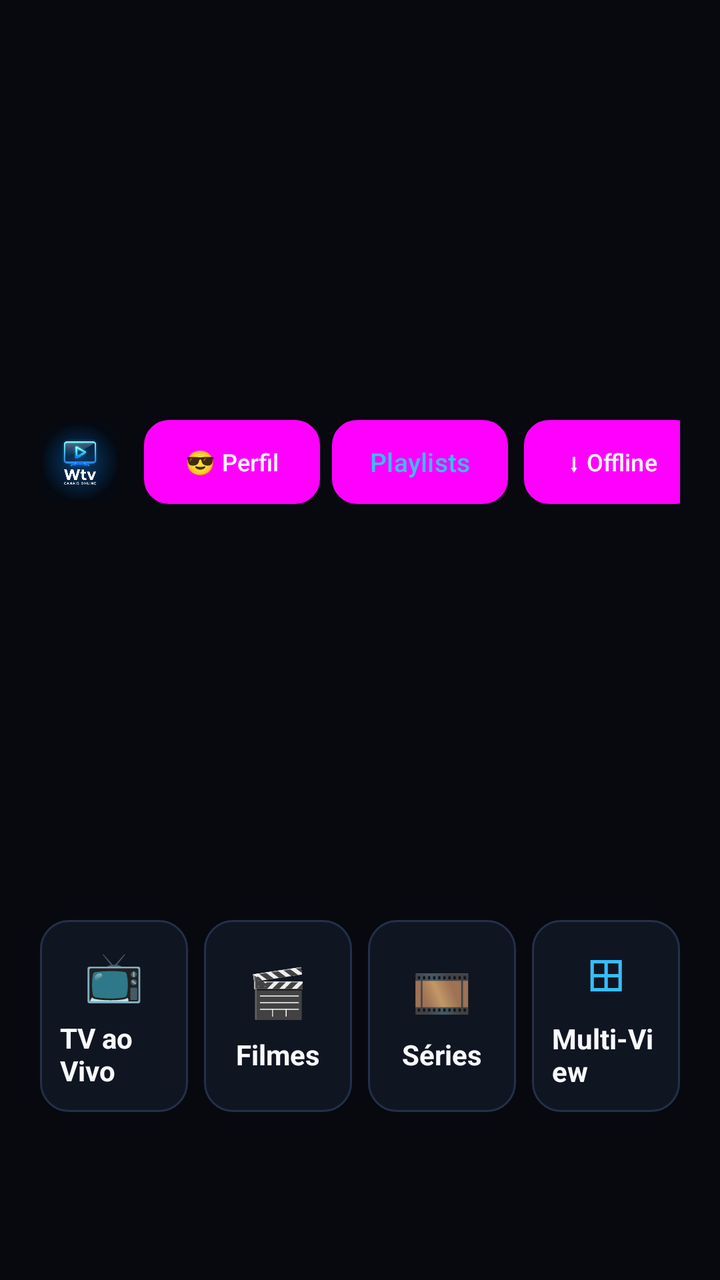
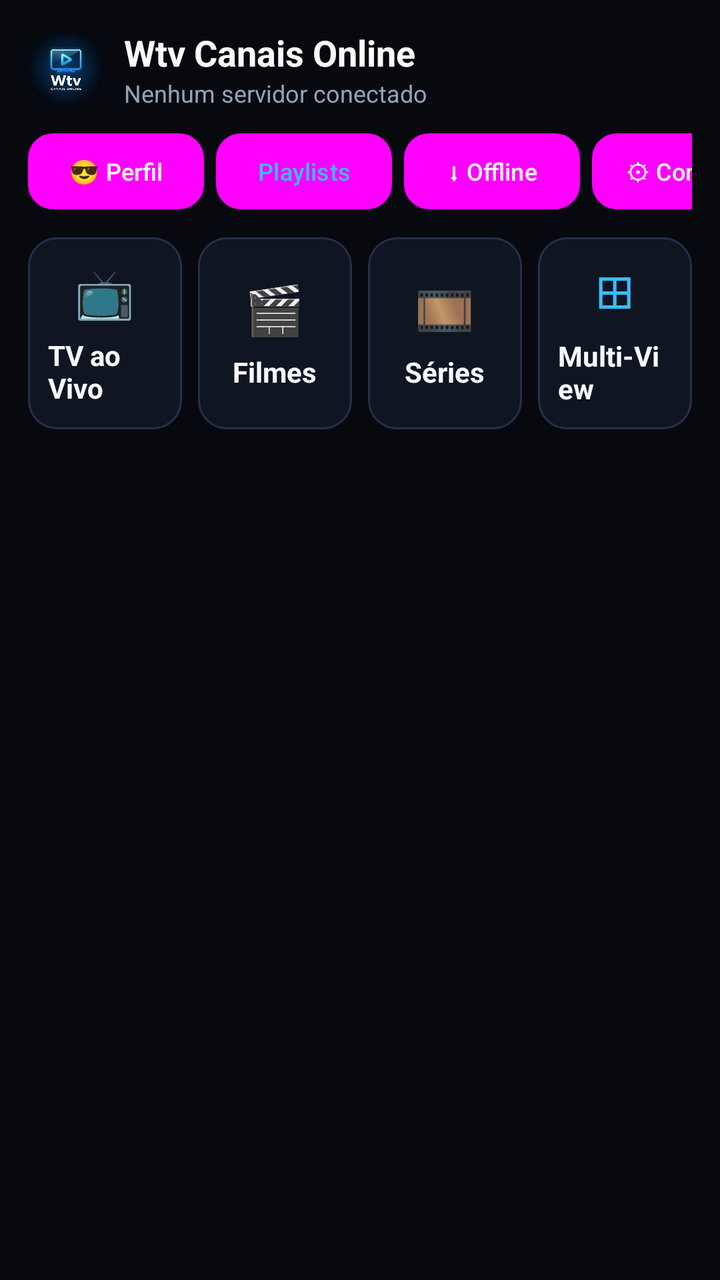

Before-and-after screenshots of an Android layout around one commit, followed by the original layout XML and the change that was made.
<!-- AndroidManifest.xml: application theme Theme.NovaTV -->
<!-- res/layout/activity_home.xml -->
<?xml version="1.0" encoding="utf-8"?>
<ScrollView xmlns:android="http://schemas.android.com/apk/res/android"
    android:layout_width="match_parent"
    android:layout_height="match_parent"
    android:background="@color/bg_cinema"
    android:fitsSystemWindows="true"
    android:padding="20dp">

    <LinearLayout
        android:layout_width="match_parent"
        android:layout_height="wrap_content"
        android:orientation="vertical">

        
        <LinearLayout
            android:layout_width="match_parent"
            android:layout_height="wrap_content"
            android:gravity="center_vertical"
            android:orientation="horizontal"
            android:paddingBottom="18dp">

            <ImageView
                android:layout_width="40dp"
                android:layout_height="40dp"
                android:background="@drawable/bg_poster_rounded"
                android:clipToOutline="true"
                android:contentDescription="@string/app_name"
                android:src="@drawable/ic_wtv_launcher" />

            <LinearLayout
                android:layout_width="0dp"
                android:layout_height="wrap_content"
                android:layout_marginStart="12dp"
                android:layout_weight="1"
                android:orientation="vertical">

                <TextView
                    android:layout_width="wrap_content"
                    android:layout_height="wrap_content"
                    android:text="Wtv Canais Online"
                    android:textColor="@color/text_primary"
                    android:textSize="20sp"
                    android:textStyle="bold" />

                <TextView
                    android:id="@+id/tv_active_profile"
                    android:layout_width="wrap_content"
                    android:layout_height="wrap_content"
                    android:ellipsize="end"
                    android:maxLines="1"
                    android:text="Nenhum servidor conectado"
                    android:textColor="@color/text_secondary"
                    android:textSize="12sp" />
            </LinearLayout>

            <Button
                android:id="@+id/btn_switch_profile"
                style="@style/Widget.Material3.Button.TextButton"
                android:layout_width="wrap_content"
                android:layout_height="42dp"
                android:layout_marginEnd="6dp"
                android:background="@drawable/selector_cinema_button"
                android:focusable="true"
                android:paddingHorizontal="10dp"
                android:text="😎 Perfil"
                android:textColor="@color/text_primary"
                android:textSize="12sp" />

            <Button
                android:id="@+id/btn_playlists"
                style="@style/Widget.Material3.Button.TextButton"
                android:layout_width="wrap_content"
                android:layout_height="42dp"
                android:layout_marginEnd="8dp"
                android:background="@drawable/selector_cinema_button"
                android:focusable="true"
                android:paddingHorizontal="14dp"
                android:text="Playlists"
                android:textColor="@color/accent_cyan"
                android:textSize="13sp" />

            <Button
                android:id="@+id/btn_downloads"
                style="@style/Widget.Material3.Button.TextButton"
                android:layout_width="wrap_content"
                android:layout_height="42dp"
                android:layout_marginEnd="6dp"
                android:background="@drawable/selector_cinema_button"
                android:focusable="true"
                android:paddingHorizontal="12dp"
                android:text="⬇ Offline"
                android:textColor="@color/text_primary"
                android:textSize="12sp" />

            <Button
                android:id="@+id/btn_settings"
                style="@style/Widget.Material3.Button.TextButton"
                android:layout_width="wrap_content"
                android:layout_height="42dp"
                android:background="@drawable/selector_cinema_button"
                android:focusable="true"
                android:paddingHorizontal="14dp"
                android:text="⚙ Config."
                android:textColor="@color/text_primary"
                android:textSize="13sp" />
        </LinearLayout>

        
        <LinearLayout
            android:id="@+id/banner_no_profile"
            android:layout_width="match_parent"
            android:layout_height="wrap_content"
            android:layout_marginBottom="20dp"
            android:background="@drawable/selector_cinema_card"
            android:orientation="vertical"
            android:padding="20dp"
            android:visibility="gone">

            <TextView
                android:layout_width="wrap_content"
                android:layout_height="wrap_content"
                android:text="Bem-vindo ao Wtv Canais Online"
                android:textColor="@color/text_primary"
                android:textSize="18sp"
                android:textStyle="bold" />

            <TextView
                android:layout_width="wrap_content"
                android:layout_height="wrap_content"
                android:layout_marginTop="4dp"
                android:layout_marginBottom="10dp"
                android:text="Conecte sua conta Xtream Codes, URL M3U, ou envie este código MAC ao administrador para receber sua lista:"
                android:textColor="@color/text_secondary"
                android:textSize="13sp" />

            <TextView
                android:id="@+id/tv_home_device_mac"
                android:layout_width="wrap_content"
                android:layout_height="wrap_content"
                android:layout_marginBottom="14dp"
                android:text="📡 MAC: ..."
                android:textColor="@color/accent_cyan"
                android:textSize="16sp"
                android:textStyle="bold" />

            <LinearLayout
                android:layout_width="wrap_content"
                android:layout_height="wrap_content"
                android:orientation="horizontal">

                <Button
                    android:id="@+id/btn_add_first_playlist"
                    style="@style/Widget.Material3.Button.TextButton"
                    android:layout_width="wrap_content"
                    android:layout_height="44dp"
                    android:layout_marginEnd="10dp"
                    android:background="@drawable/selector_cinema_button"
                    android:focusable="true"
                    android:paddingHorizontal="18dp"
                    android:text="+ Adicionar Servidor / Lista M3U"
                    android:textColor="#FFFFFF" />

                <Button
                    android:id="@+id/btn_check_mac_playlist"
                    style="@style/Widget.Material3.Button.TextButton"
                    android:layout_width="wrap_content"
                    android:layout_height="44dp"
                    android:background="@drawable/selector_cinema_button"
                    android:focusable="true"
                    android:paddingHorizontal="16dp"
                    android:text="↻ Verificar Lista pelo MAC"
                    android:textColor="@color/accent_cyan" />
            </LinearLayout>
        </LinearLayout>

        
        <FrameLayout
            android:id="@+id/hero_carousel_container"
            android:layout_width="match_parent"
            android:layout_height="195dp"
            android:layout_marginBottom="20dp"
            android:visibility="gone">

            <androidx.viewpager2.widget.ViewPager2
                android:id="@+id/vp_hero_banners"
                android:layout_width="match_parent"
                android:layout_height="match_parent" />

            <Button
                android:id="@+id/btn_banner_prev"
                style="@style/Widget.Material3.Button.TextButton"
                android:layout_width="36dp"
                android:layout_height="36dp"
                android:layout_gravity="top|end"
                android:layout_marginTop="12dp"
                android:layout_marginEnd="92dp"
                android:background="@drawable/selector_cinema_button"
                android:focusable="true"
                android:padding="0dp"
                android:text="◀"
                android:textColor="#FFFFFF"
                android:textSize="12sp" />

            <TextView
                android:id="@+id/tv_banner_counter"
                android:layout_width="wrap_content"
                android:layout_height="wrap_content"
                android:layout_gravity="top|end"
                android:layout_marginTop="20dp"
                android:layout_marginEnd="54dp"
                android:text="1/1"
                android:textColor="@color/text_secondary"
                android:textSize="11sp"
                android:textStyle="bold" />

            <Button
                android:id="@+id/btn_banner_next"
                style="@style/Widget.Material3.Button.TextButton"
                android:layout_width="36dp"
                android:layout_height="36dp"
                android:layout_gravity="top|end"
                android:layout_marginTop="12dp"
                android:layout_marginEnd="12dp"
                android:background="@drawable/selector_cinema_button"
                android:focusable="true"
                android:padding="0dp"
                android:text="▶"
                android:textColor="#FFFFFF"
                android:textSize="12sp" />
        </FrameLayout>

        
        <LinearLayout
            android:layout_width="match_parent"
            android:layout_height="wrap_content"
            android:layout_marginBottom="22dp"
            android:orientation="horizontal">

            <LinearLayout
                android:id="@+id/card_live_tv"
                android:layout_width="0dp"
                android:layout_height="96dp"
                android:layout_marginEnd="8dp"
                android:layout_weight="1"
                android:background="@drawable/selector_cinema_card"
                android:focusable="true"
                android:gravity="center"
                android:orientation="vertical"
                android:padding="10dp">

                <TextView
                    android:layout_width="wrap_content"
                    android:layout_height="wrap_content"
                    android:text="📺"
                    android:textSize="24sp" />

                <TextView
                    android:layout_width="wrap_content"
                    android:layout_height="wrap_content"
                    android:layout_marginTop="6dp"
                    android:text="TV ao Vivo"
                    android:textColor="@color/text_primary"
                    android:textSize="14sp"
                    android:textStyle="bold" />
            </LinearLayout>

            <LinearLayout
                android:id="@+id/card_movies"
                android:layout_width="0dp"
                android:layout_height="96dp"
                android:layout_marginEnd="8dp"
                android:layout_weight="1"
                android:background="@drawable/selector_cinema_card"
                android:focusable="true"
                android:gravity="center"
                android:orientation="vertical"
                android:padding="10dp">

                <TextView
                    android:layout_width="wrap_content"
                    android:layout_height="wrap_content"
                    android:text="🎬"
                    android:textSize="24sp" />

                <TextView
                    android:layout_width="wrap_content"
                    android:layout_height="wrap_content"
                    android:layout_marginTop="6dp"
                    android:text="Filmes"
                    android:textColor="@color/text_primary"
                    android:textSize="14sp"
                    android:textStyle="bold" />
            </LinearLayout>

            <LinearLayout
                android:id="@+id/card_series"
                android:layout_width="0dp"
                android:layout_height="96dp"
                android:layout_marginEnd="8dp"
                android:layout_weight="1"
                android:background="@drawable/selector_cinema_card"
                android:focusable="true"
                android:gravity="center"
                android:orientation="vertical"
                android:padding="10dp">

                <TextView
                    android:layout_width="wrap_content"
                    android:layout_height="wrap_content"
                    android:text="🎞️"
                    android:textSize="24sp" />

                <TextView
                    android:layout_width="wrap_content"
                    android:layout_height="wrap_content"
                    android:layout_marginTop="6dp"
                    android:text="Séries"
                    android:textColor="@color/text_primary"
                    android:textSize="14sp"
                    android:textStyle="bold" />
            </LinearLayout>

            <LinearLayout
                android:id="@+id/card_multiview"
                android:layout_width="0dp"
                android:layout_height="96dp"
                android:layout_weight="1"
                android:background="@drawable/selector_cinema_card"
                android:focusable="true"
                android:gravity="center"
                android:orientation="vertical"
                android:padding="10dp">

                <TextView
                    android:layout_width="wrap_content"
                    android:layout_height="wrap_content"
                    android:text="⊞"
                    android:textColor="@color/accent_cyan"
                    android:textSize="24sp" />

                <TextView
                    android:layout_width="wrap_content"
                    android:layout_height="wrap_content"
                    android:layout_marginTop="6dp"
                    android:text="Multi-View"
                    android:textColor="@color/text_primary"
                    android:textSize="14sp"
                    android:textStyle="bold" />
            </LinearLayout>
        </LinearLayout>

        
        <TextView
            android:id="@+id/tv_section_recent_channels"
            android:layout_width="wrap_content"
            android:layout_height="wrap_content"
            android:layout_marginBottom="10dp"
            android:text="📺 Últimos Canais Assistidos"
            android:textColor="@color/text_primary"
            android:textSize="16sp"
            android:textStyle="bold"
            android:visibility="gone" />

        <androidx.recyclerview.widget.RecyclerView
            android:id="@+id/rv_recent_channels"
            android:layout_width="match_parent"
            android:layout_height="wrap_content"
            android:layout_marginBottom="20dp"
            android:clipToPadding="false"
            android:visibility="gone" />

        
        <TextView
            android:id="@+id/tv_section_recent_series"
            android:layout_width="wrap_content"
            android:layout_height="wrap_content"
            android:layout_marginBottom="10dp"
            android:text="🎞️ Últimas Séries Assistidas"
            android:textColor="@color/text_primary"
            android:textSize="16sp"
            android:textStyle="bold"
            android:visibility="gone" />

        <androidx.recyclerview.widget.RecyclerView
            android:id="@+id/rv_recent_series"
            android:layout_width="match_parent"
            android:layout_height="wrap_content"
            android:layout_marginBottom="20dp"
            android:clipToPadding="false"
            android:visibility="gone" />

        
        <TextView
            android:id="@+id/tv_section_recent_movies"
            android:layout_width="wrap_content"
            android:layout_height="wrap_content"
            android:layout_marginBottom="10dp"
            android:text="🎬 Últimos Filmes Assistidos"
            android:textColor="@color/text_primary"
            android:textSize="16sp"
            android:textStyle="bold"
            android:visibility="gone" />

        <androidx.recyclerview.widget.RecyclerView
            android:id="@+id/rv_recent_movies"
            android:layout_width="match_parent"
            android:layout_height="wrap_content"
            android:layout_marginBottom="20dp"
            android:clipToPadding="false"
            android:visibility="gone" />

        
        <TextView
            android:id="@+id/tv_section_favorites"
            android:layout_width="wrap_content"
            android:layout_height="wrap_content"
            android:layout_marginBottom="10dp"
            android:text="★ Canais e Filmes Favoritos"
            android:textColor="@color/text_primary"
            android:textSize="16sp"
            android:textStyle="bold"
            android:visibility="gone" />

        <androidx.recyclerview.widget.RecyclerView
            android:id="@+id/rv_favorites"
            android:layout_width="match_parent"
            android:layout_height="wrap_content"
            android:layout_marginBottom="20dp"
            android:clipToPadding="false"
            android:visibility="gone" />

        
        <TextView
            android:id="@+id/tv_section_recent"
            android:layout_width="wrap_content"
            android:layout_height="wrap_content"
            android:layout_marginBottom="10dp"
            android:text="✨ Adicionados Recentemente"
            android:textColor="@color/text_primary"
            android:textSize="16sp"
            android:textStyle="bold"
            android:visibility="gone" />

        <androidx.recyclerview.widget.RecyclerView
            android:id="@+id/rv_recent"
            android:layout_width="match_parent"
            android:layout_height="wrap_content"
            android:clipToPadding="false"
            android:visibility="gone" />

    </LinearLayout>
</ScrollView>
<!-- resources referenced by this layout -->
<resources>
  <color name="accent_cyan">#38BDF8</color>
  <color name="bg_cinema">#07090F</color>
  <color name="text_primary">#F8FAFC</color>
  <color name="text_secondary">#94A3B8</color>
  <!-- drawable bg_poster_rounded (drawable) -->
  <?xml version="1.0" encoding="utf-8"?>
  <shape xmlns:android="http://schemas.android.com/apk/res/android" android:shape="rectangle">
      <solid android:color="#07090F" />
      <corners android:radius="10dp" />
  </shape>
  <!-- drawable ic_wtv_launcher: png bitmap (drawable, 355674 bytes) -->
  <!-- drawable selector_cinema_button (drawable) -->
  <?xml version="1.0" encoding="utf-8"?>
  <selector xmlns:android="http://schemas.android.com/apk/res/android">
      <item android:state_focused="true">
          <shape android:shape="rectangle">
              <solid android:color="#0284C7" />
              <stroke android:width="3dp" android:color="#FACC15" />
              <corners android:radius="12dp" />
          </shape>
      </item>
      <item android:state_selected="true">
          <shape android:shape="rectangle">
              <solid android:color="#1D4ED8" />
              <stroke android:width="2dp" android:color="#38BDF8" />
              <corners android:radius="12dp" />
          </shape>
      </item>
      <item android:state_pressed="true">
          <shape android:shape="rectangle">
              <solid android:color="#1E40AF" />
              <stroke android:width="2dp" android:color="#FFFFFF" />
              <corners android:radius="12dp" />
          </shape>
      </item>
      <item>
          <shape android:shape="rectangle">
              <solid android:color="#182033" />
              <stroke android:width="1dp" android:color="#2E3C5C" />
              <corners android:radius="12dp" />
          </shape>
      </item>
  </selector>
  <!-- drawable selector_cinema_card (drawable) -->
  <?xml version="1.0" encoding="utf-8"?>
  <selector xmlns:android="http://schemas.android.com/apk/res/android">
      <item android:state_focused="true">
          <shape android:shape="rectangle">
              <solid android:color="#1E3A5F" />
              <stroke android:width="3dp" android:color="#FACC15" />
              <corners android:radius="14dp" />
          </shape>
      </item>
      <item android:state_selected="true">
          <shape android:shape="rectangle">
              <solid android:color="#172554" />
              <stroke android:width="2dp" android:color="#38BDF8" />
              <corners android:radius="14dp" />
          </shape>
      </item>
      <item android:state_pressed="true">
          <shape android:shape="rectangle">
              <solid android:color="#23304A" />
              <stroke android:width="2dp" android:color="#3B82F6" />
              <corners android:radius="14dp" />
          </shape>
      </item>
      <item>
          <shape android:shape="rectangle">
              <solid android:color="#101522" />
              <stroke android:width="1dp" android:color="#24304A" />
              <corners android:radius="14dp" />
          </shape>
      </item>
  </selector>
  <string name="app_name">Wtv Canais Online</string>
  <style name="Theme.NovaTV" parent="Theme.Material3.Dark.NoActionBar">
          <item name="colorPrimary">@color/accent_primary</item>
          <item name="colorSecondary">@color/accent_cyan</item>
          <item name="materialButtonStyle">@style/NovaTvButton</item>
          <item name="android:windowBackground">@color/bg_cinema</item>
          <item name="android:statusBarColor">@color/bg_cinema</item>
          <item name="android:navigationBarColor">@color/bg_cinema</item>
      </style>
  <color name="accent_primary">#3B82F6</color>
  <style name="NovaTvButton" parent="Widget.Material3.Button.TextButton">
          <item name="backgroundTint">@null</item>
          <item name="android:textAllCaps">false</item>
          <item name="android:minWidth">0dp</item>
          <item name="android:minHeight">0dp</item>
      </style>
</resources>

<!-- the commit's change to res/layout/activity_home.xml (unified diff, before → after) -->
@@ -3,8 +3,9 @@
     android:layout_width="match_parent"
     android:layout_height="match_parent"
     android:background="@color/bg_cinema"
+    android:fillViewport="true"
     android:fitsSystemWindows="true"
-    android:padding="20dp">
+    android:padding="14dp">
 
     <LinearLayout
         android:layout_width="match_parent"
@@ -15,94 +16,117 @@
         <LinearLayout
             android:layout_width="match_parent"
             android:layout_height="wrap_content"
-            android:gravity="center_vertical"
-            android:orientation="horizontal"
-            android:paddingBottom="18dp">
-
-            <ImageView
-                android:layout_width="40dp"
-                android:layout_height="40dp"
-                android:background="@drawable/bg_poster_rounded"
-                android:clipToOutline="true"
-                android:contentDescription="@string/app_name"
-                android:src="@drawable/ic_wtv_launcher" />
-
-            <LinearLayout
-                android:layout_width="0dp"
-                android:layout_height="wrap_content"
-                android:layout_marginStart="12dp"
-                android:layout_weight="1"
-                android:orientation="vertical">
-
-                <TextView
-                    android:layout_width="wrap_content"
-                    android:layout_height="wrap_content"
-                    android:text="Wtv Canais Online"
-                    android:textColor="@color/text_primary"
-                    android:textSize="20sp"
-                    android:textStyle="bold" />
-
-                <TextView
-                    android:id="@+id/tv_active_profile"
-                    android:layout_width="wrap_content"
-                    android:layout_height="wrap_content"
-                    android:ellipsize="end"
-                    android:maxLines="1"
-                    android:text="Nenhum servidor conectado"
-                    android:textColor="@color/text_secondary"
-                    android:textSize="12sp" />
-            </LinearLayout>
-
-            <Button
-                android:id="@+id/btn_switch_profile"
-                style="@style/Widget.Material3.Button.TextButton"
-                android:layout_width="wrap_content"
-                android:layout_height="42dp"
-                android:layout_marginEnd="6dp"
-                android:background="@drawable/selector_cinema_button"
-                android:focusable="true"
-                android:paddingHorizontal="10dp"
-                android:text="😎 Perfil"
-                android:textColor="@color/text_primary"
-                android:textSize="12sp" />
-
-            <Button
-                android:id="@+id/btn_playlists"
-                style="@style/Widget.Material3.Button.TextButton"
-                android:layout_width="wrap_content"
-                android:layout_height="42dp"
-                android:layout_marginEnd="8dp"
-                android:background="@drawable/selector_cinema_button"
-                android:focusable="true"
-                android:paddingHorizontal="14dp"
-                android:text="Playlists"
-                android:textColor="@color/accent_cyan"
-                android:textSize="13sp" />
-
-            <Button
-                android:id="@+id/btn_downloads"
-                style="@style/Widget.Material3.Button.TextButton"
-                android:layout_width="wrap_content"
-                android:layout_height="42dp"
-                android:layout_marginEnd="6dp"
-                android:background="@drawable/selector_cinema_button"
-                android:focusable="true"
-                android:paddingHorizontal="12dp"
-                android:text="⬇ Offline"
-                android:textColor="@color/text_primary"
-                android:textSize="12sp" />
-
-            <Button
-                android:id="@+id/btn_settings"
-                style="@style/Widget.Material3.Button.TextButton"
-                android:layout_width="wrap_content"
-                android:layout_height="42dp"
-                android:background="@drawable/selector_cinema_button"
-                android:focusable="true"
-                android:paddingHorizontal="14dp"
-                android:text="⚙ Config."
-                android:textColor="@color/text_primary"
-                android:textSize="13sp" />
+            android:orientation="vertical"
+            android:paddingBottom="12dp">
+
+            <LinearLayout
+                android:layout_width="match_parent"
+                android:layout_height="wrap_content"
+                android:gravity="center_vertical"
+                android:orientation="horizontal"
+                android:paddingBottom="10dp">
+
+                <ImageView
+                    android:layout_width="38dp"
+                    android:layout_height="38dp"
+                    android:background="@drawable/bg_poster_rounded"
+                    android:clipToOutline="true"
+                    android:contentDescription="@string/app_name"
+                    android:src="@drawable/ic_wtv_launcher" />
+
+                <LinearLayout
+                    android:layout_width="0dp"
+                    android:layout_height="wrap_content"
+                    android:layout_marginStart="10dp"
+                    android:layout_weight="1"
+                    android:orientation="vertical">
+
+                    <TextView
+                        android:layout_width="match_parent"
+                        android:layout_height="wrap_content"
+                        android:ellipsize="end"
+                        android:maxLines="1"
+                        android:text="Wtv Canais Online"
+                        android:textColor="@color/text_primary"
+                        android:textSize="18sp"
+                        android:textStyle="bold" />
+
+                    <TextView
+                        android:id="@+id/tv_active_profile"
+                        android:layout_width="match_parent"
+                        android:layout_height="wrap_content"
+                        android:ellipsize="end"
+                        android:maxLines="1"
+                        android:text="Nenhum servidor conectado"
+                        android:textColor="@color/text_secondary"
+                        android:textSize="12sp" />
+                </LinearLayout>
+            </LinearLayout>
+
+            <HorizontalScrollView
+                android:layout_width="match_parent"
+                android:layout_height="wrap_content"
+                android:scrollbars="none">
+
+                <LinearLayout
+                    android:layout_width="wrap_content"
+                    android:layout_height="wrap_content"
+                    android:gravity="center_vertical"
+                    android:orientation="horizontal"
+                    android:paddingVertical="2dp">
+
+                    <Button
+                        android:id="@+id/btn_switch_profile"
+                        style="@style/Widget.Material3.Button.TextButton"
+                        android:layout_width="wrap_content"
+                        android:layout_height="38dp"
+                        android:layout_marginEnd="6dp"
+                        android:background="@drawable/selector_cinema_button"
+                        android:focusable="true"
+                        android:paddingHorizontal="10dp"
+                        android:text="😎 Perfil"
+                        android:textColor="@color/text_primary"
+                        android:textSize="12sp" />
+
+                    <Button
+                        android:id="@+id/btn_playlists"
+                        style="@style/Widget.Material3.Button.TextButton"
+                        android:layout_width="wrap_content"
+                        android:layout_height="38dp"
+                        android:layout_marginEnd="6dp"
+                        android:background="@drawable/selector_cinema_button"
+                        android:focusable="true"
+                        android:paddingHorizontal="12dp"
+                        android:text="Playlists"
+                        android:textColor="@color/accent_cyan"
+                        android:textSize="12sp" />
+
+                    <Button
+                        android:id="@+id/btn_downloads"
+                        style="@style/Widget.Material3.Button.TextButton"
+                        android:layout_width="wrap_content"
+                        android:layout_height="38dp"
+                        android:layout_marginEnd="6dp"
+                        android:background="@drawable/selector_cinema_button"
+                        android:focusable="true"
+                        android:paddingHorizontal="10dp"
+                        android:text="⬇ Offline"
+                        android:textColor="@color/text_primary"
+                        android:textSize="12sp" />
+
+                    <Button
+                        android:id="@+id/btn_settings"
+                        style="@style/Widget.Material3.Button.TextButton"
+                        android:layout_width="wrap_content"
+                        android:layout_height="38dp"
+                        android:background="@drawable/selector_cinema_button"
+                        android:focusable="true"
+                        android:paddingHorizontal="12dp"
+                        android:text="⚙ Config."
+                        android:textColor="@color/text_primary"
+                        android:textSize="12sp" />
+                </LinearLayout>
+            </HorizontalScrollView>
         </LinearLayout>
 
         
